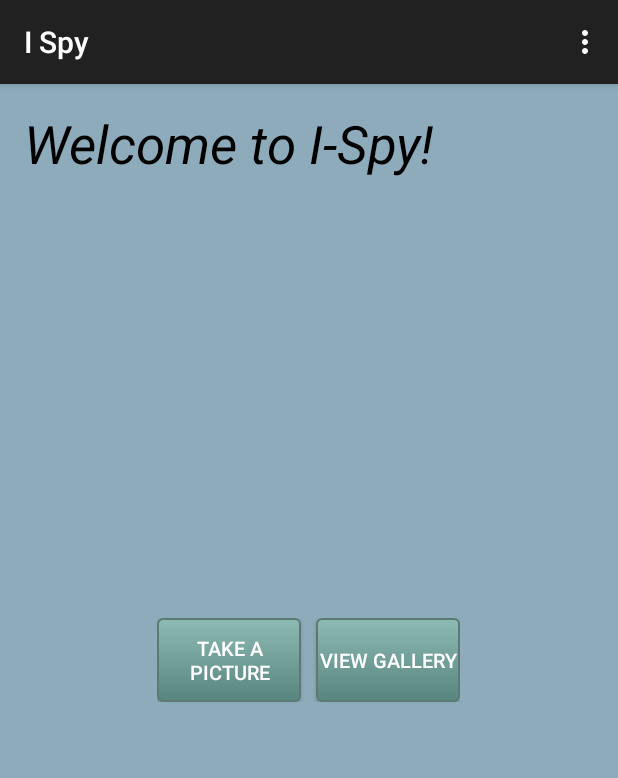
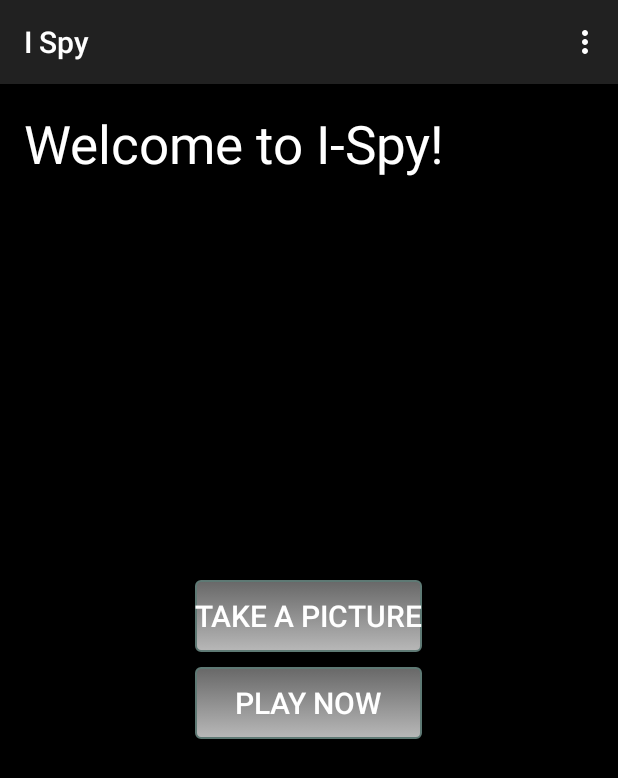
Before and after one commit to JohnReagan/i-spy-android, an Android app: the screen it shows after launch (MainActivity), on a phone screen of 412 x 824 dp. Shown: the top 778 px of the screen. Run offline under Robolectric (Android 15) with nearby library versions, the phone set to English and light mode, and no system bars.

Commit message:
updated views and stuff

```diff
--- a/app/src/main/AndroidManifest.xml
+++ b/app/src/main/AndroidManifest.xml
@@ -33,7 +33,11 @@
         <activity
             android:name=".CameraPhotoCapture"
             android:label="@string/app_name"
+            android:parentActivityName=".MainActivity"
             android:configChanges="keyboard|orientation" >
+            <meta-data
+                android:name="android.support.PARENT_ACTIVITY"
+                android:value="edu.virginia.cs.cs4720.ispy.MainActivity" />
             <intent-filter>
                 <action android:name="android.intent.action.MAIN" />
             </intent-filter>
--- a/app/src/main/res/drawable/button.xml
+++ b/app/src/main/res/drawable/button.xml
@@ -18,7 +18,7 @@
         <shape android:shape="rectangle"  >
             <corners android:radius="3dip" />
             <stroke android:width="1dip" android:color="#5e7974" />
-            <gradient android:angle="-90" android:startColor="#8dbab3" android:endColor="#58857e" />
+            <gradient android:angle="-90" android:startColor="#686868" android:endColor="#b8b8b8" />
         </shape>
     </item>
 </selector>
--- a/app/src/main/res/layout/activity_guess.xml
+++ b/app/src/main/res/layout/activity_guess.xml
@@ -18,7 +18,7 @@
         android:id="@+id/textView"
         android:layout_below="@+id/showImage"
         android:textSize="32sp"
-        android:layout_centerInParent="true"
+        android:layout_centerHorizontal="true"
         android:layout_width="match_parent"
         android:layout_height="wrap_content" />
     <TextView
@@ -26,7 +26,7 @@
         android:layout_width="match_parent"
         android:layout_height="40dp"
         android:layout_below="@+id/textView"
-        android:layout_centerInParent="true"
+        android:layout_centerHorizontal="true"
         android:textSize="32sp"/>
     <!--<TextView
         android:id="@+id/guessNum"
--- a/app/src/main/res/layout/activity_main.xml
+++ b/app/src/main/res/layout/activity_main.xml
@@ -3,47 +3,45 @@
     android:layout_height="match_parent" android:paddingLeft="@dimen/activity_horizontal_margin"
     android:paddingRight="@dimen/activity_horizontal_margin"
     android:paddingTop="@dimen/activity_vertical_margin"
-    android:background="#8dabba"
+    android:background="#000000"
     android:paddingBottom="@dimen/activity_vertical_margin" tools:context=".MainActivity">
 
     <TextView android:text="@string/welcome" android:layout_width="wrap_content"
         android:layout_height="wrap_content"
         android:id="@+id/textview"
         android:textSize="35sp"
-        android:textStyle="italic"
         android:layout_alignParentTop="true"
         android:layout_alignParentLeft="true"
         android:layout_alignParentStart="true"
-        android:textColor="#000000"
+        android:textColor="#ffffff"
         />
 
     <LinearLayout
         android:layout_width="wrap_content"
         android:layout_height="wrap_content"
-        android:orientation="horizontal"
+        android:orientation="vertical"
         android:layout_centerInParent="true"
         android:layout_centerHorizontal="true"
         android:id="@+id/row1">
 
         <Button
-            android:layout_width="0.0dip"
-            android:layout_height="fill_parent"
+            android:layout_width="fill_parent"
+            android:layout_height="0.0dip"
             android:layout_weight="1"
-            android:layout_marginRight="10dp"
-            android:layout_marginEnd="10dp"
+            android:layout_marginBottom="10dp"
             android:text="@string/picture"
-            android:textSize="13sp"
+            android:textSize="20sp"
             android:id="@+id/myButt"
             android:background="@drawable/button"
             />
 
         <Button
-            android:layout_width="0.0dip"
-            android:layout_height="fill_parent"
+            android:layout_width="fill_parent"
+            android:layout_height="0.0dip"
             android:layout_weight="1"
             android:text="@string/gallery"
             android:id="@+id/galButt"
-            android:textSize="13sp"
+            android:textSize="20sp"
             android:background="@drawable/button"
             />
 
--- a/app/src/main/res/values/strings.xml
+++ b/app/src/main/res/values/strings.xml
@@ -2,7 +2,7 @@
 
     <string name="hello_world">Hello world!</string>
     <string name="app_name">I Spy</string>
-    <string name="gallery">View gallery</string>
+    <string name="gallery">Play Now</string>
     <string name="score">Scoreboard</string>
     <string name="guess">Guess</string>
     <string name="picture">Take a picture</string>
```
Also changed, not shown: app/src/main/java/edu/virginia/cs/cs4720/ispy/CameraPhotoCapture.java (+11 -11 lines), app/src/main/res/layout/activity_camera_photo_capture.xml (+0 -8 lines).
